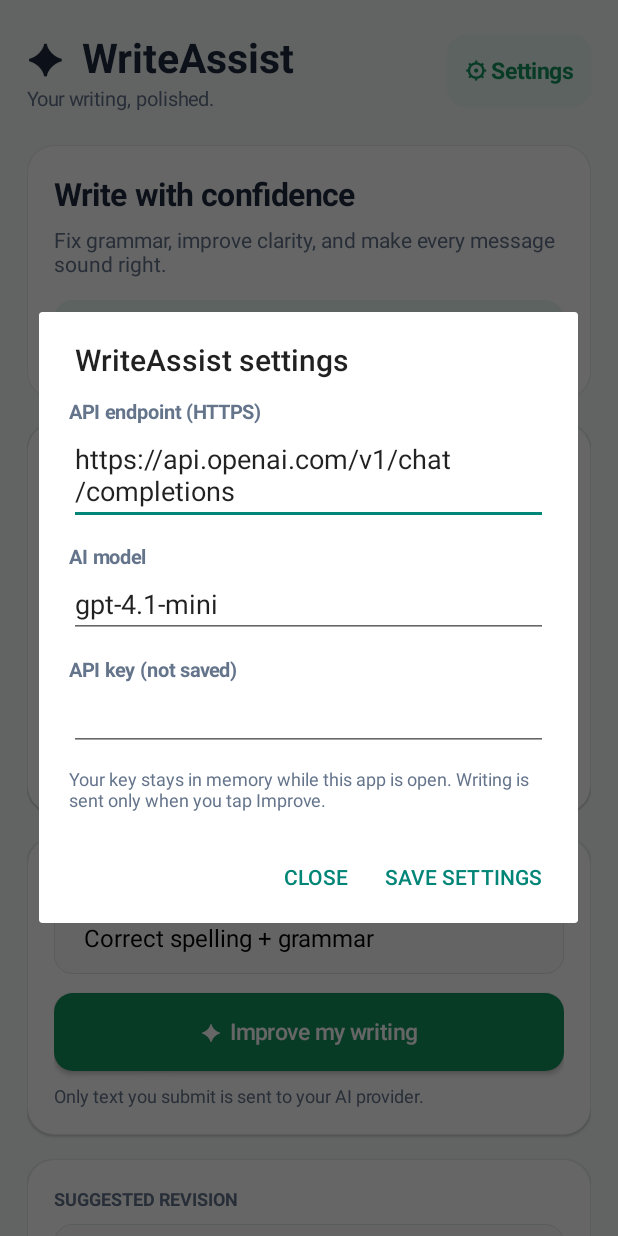
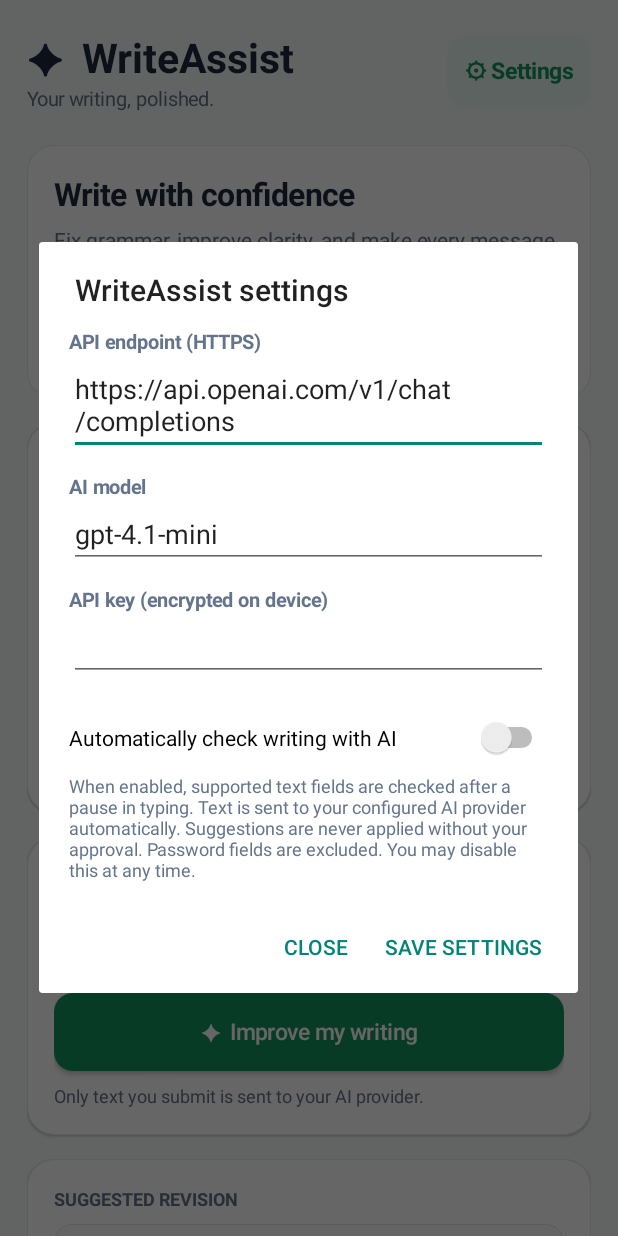
Before and after one commit to chrisfields55/writeassist-android, an Android app: the screen it shows after launch (MainActivity), after a tap on "⚙ Settings", on a phone screen of 412 x 824 dp. Run offline under Robolectric (Android 15) with nearby library versions, the phone set to English and light mode, and no system bars; pictures from the network do not load.

Commit message:
Add explicit opt-in automatic AI setting and encrypted API key storage

```diff
--- a/app/src/main/java/com/example/writeassist/MainActivity.kt
+++ b/app/src/main/java/com/example/writeassist/MainActivity.kt
@@ -249,7 +249,7 @@ class MainActivity : Activity() {
             })
         }
         addSpace(root, 18)
-        root.addView(label("WriteAssist • Private by design • AI on demand", 12f, muted).apply {
+        root.addView(label("WriteAssist • Automatic AI is optional", 12f, muted).apply {
             gravity = Gravity.CENTER
         })
         setContentView(scroll)
@@ -261,6 +261,7 @@ class MainActivity : Activity() {
             setText(prefs.getString("model", "gpt-4.1-mini"))
         }
         apiKey = EditText(this).apply {
+            setText(ApiCredentials.load(this@MainActivity) ?: "")
             inputType = InputType.TYPE_CLASS_TEXT or InputType.TYPE_TEXT_VARIATION_PASSWORD
         }
     }
@@ -276,11 +277,19 @@ class MainActivity : Activity() {
         (model.parent as? ViewGroup)?.removeView(model)
         panel.addView(model)
         addSpace(panel, 12)
-        panel.addView(label("API key (not saved)", 13f, muted, true))
+        panel.addView(label("API key (encrypted on device)", 13f, muted, true))
         (apiKey.parent as? ViewGroup)?.removeView(apiKey)
         panel.addView(apiKey)
         addSpace(panel, 10)
-        panel.addView(label("Your key stays in memory while this app is open. Writing is sent only when you tap Improve.", 12f, muted))
+        val auto = Switch(this).apply {
+            text = "Automatically check writing with AI"
+            textSize = 14f
+            isChecked = prefs.getBoolean("auto_ai", false)
+        }
+        addSpace(panel, 14)
+        panel.addView(auto)
+        addSpace(panel, 10)
+        panel.addView(label("When enabled, supported text fields are checked after a pause in typing. Text is sent to your configured AI provider automatically. Suggestions are never applied without your approval. Password fields are excluded. You may disable this at any time.", 12f, muted))
         val parent = panel.parent
         if (parent is ViewGroup) parent.removeView(panel)
         android.app.AlertDialog.Builder(this)
@@ -288,7 +297,10 @@ class MainActivity : Activity() {
             .setView(panel)
             .setPositiveButton("Save settings") { _, _ ->
                 prefs.edit().putString("endpoint", endpoint.text.toString().trim())
-                    .putString("model", model.text.toString().trim()).apply()
+                    .putString("model", model.text.toString().trim())
+                    .putBoolean("auto_ai", auto.isChecked).apply()
+                try { ApiCredentials.save(this, apiKey.text.toString().trim()) }
+                catch (_: Exception) { Toast.makeText(this, "Unable to store API key securely", Toast.LENGTH_LONG).show() }
             }
             .setNegativeButton("Close", null)
             .show()
```
